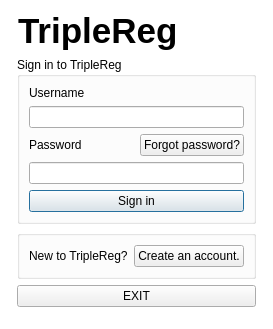
Above: TripleReg/dialogsinginuser.ui from ziemastz/SL before the change. Below: the same form after it.
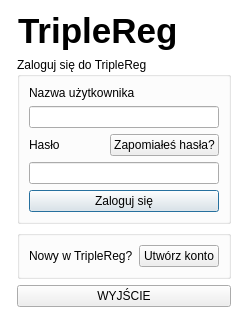
That is the form after the change. Icons and pictures are not drawn.

Patch:
```diff
--- a/TripleReg/dialogsinginuser.ui
+++ b/TripleReg/dialogsinginuser.ui
@@ -6,7 +6,7 @@
    <rect>
     <x>0</x>
     <y>0</y>
-    <width>270</width>
+    <width>239</width>
     <height>329</height>
    </rect>
   </property>
@@ -41,14 +41,14 @@
       <item row="0" column="0">
        <widget class="QLabel" name="label_5">
         <property name="text">
-         <string>New to TripleReg?</string>
+         <string>Nowy w TripleReg?</string>
         </property>
        </widget>
       </item>
       <item row="0" column="1">
        <widget class="QPushButton" name="signUp_pushButton">
         <property name="text">
-         <string>Create an account.</string>
+         <string>Utwórz konto</string>
         </property>
         <property name="autoDefault">
          <bool>false</bool>
@@ -143,13 +143,13 @@
    <item row="1" column="1">
     <widget class="QGroupBox" name="groupBox">
      <property name="title">
-      <string>Sign in to TripleReg</string>
+      <string>Zaloguj się do TripleReg</string>
      </property>
      <layout class="QGridLayout" name="gridLayout_2">
       <item row="0" column="0" colspan="2">
        <widget class="QLabel" name="username_label">
         <property name="text">
-         <string>Username</string>
+         <string>Nazwa użytkownika</string>
         </property>
        </widget>
       </item>
@@ -159,14 +159,14 @@
       <item row="2" column="0">
        <widget class="QLabel" name="password_label">
         <property name="text">
-         <string>Password</string>
+         <string>Hasło</string>
         </property>
        </widget>
       </item>
       <item row="2" column="1">
        <widget class="QPushButton" name="forgotPassword_pushButton">
         <property name="text">
-         <string>Forgot password?</string>
+         <string>Zapomiałeś hasła?</string>
         </property>
         <property name="autoDefault">
          <bool>false</bool>
@@ -183,7 +183,7 @@
       <item row="4" column="0" colspan="2">
        <widget class="QPushButton" name="signIn_pushButton">
         <property name="text">
-         <string>Sign in</string>
+         <string>Zaloguj się</string>
         </property>
         <property name="default">
          <bool>true</bool>
@@ -196,7 +196,7 @@
    <item row="3" column="1">
     <widget class="QPushButton" name="exit_pushButton">
      <property name="text">
-      <string>EXIT</string>
+      <string>WYJŚCIE</string>
      </property>
      <property name="autoDefault">
       <bool>false</bool>
```
Left out of the diff: 2 changed lines with no effect on the pictures.
